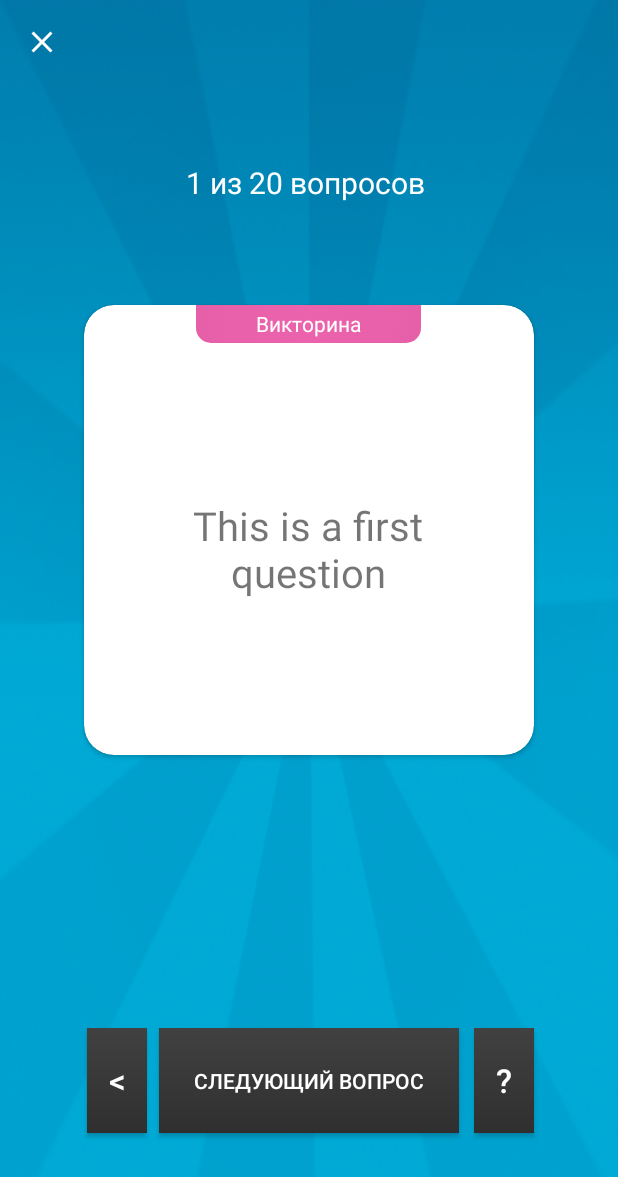
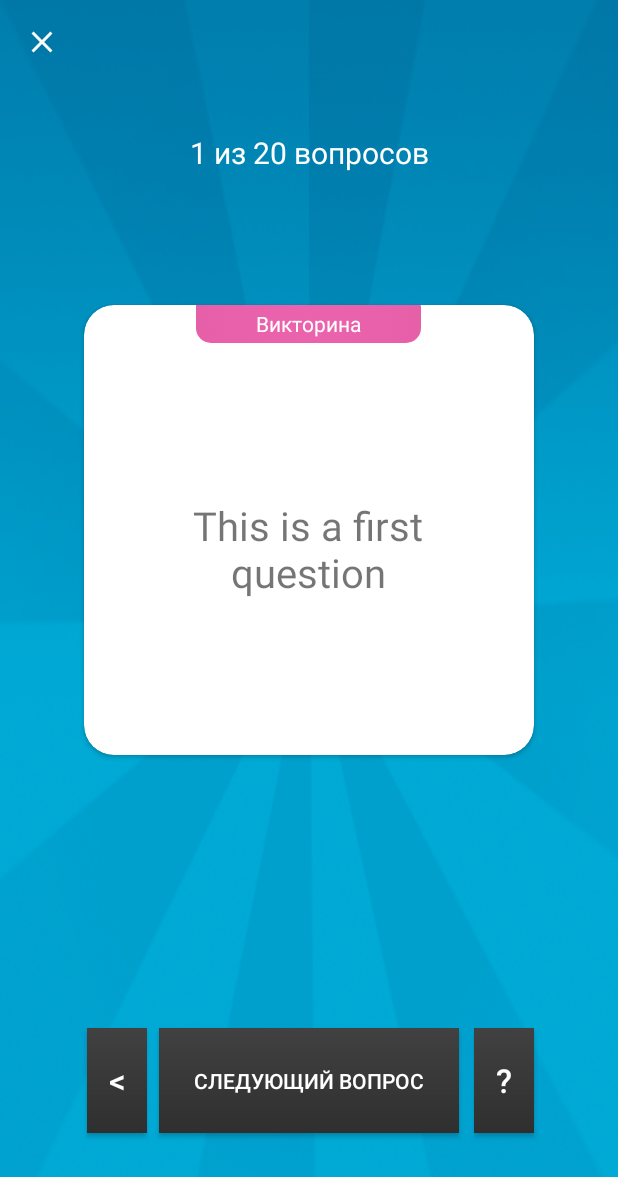
Before and after one commit to Zheil/Quiz, an Android app: the QuizGameActivity screen opened directly, with no data from a screen before it, on a phone screen of 412 x 824 dp. Shown: the top 1177 px of the screen. Run offline under Robolectric (Android 15) with nearby library versions, the phone set to English and light mode, and no system bars; our stand-ins replace EventBus; libraries missing offline, so code that uses them is left out: com.arellomobile.mvp, com.bigkoo.svprogresshud, com.daimajia.androidanimations, com.jaeger.library, com.jakewharton.rxbinding2; 6 statements that could not run were skipped.

Commit message:
fixed center title

```diff
--- a/app/src/main/res/layout/activity_main.xml
+++ b/app/src/main/res/layout/activity_main.xml
@@ -20,15 +20,11 @@
         android:id="@+id/tvProgress"
         android:layout_width="wrap_content"
         android:layout_height="wrap_content"
-        android:layout_marginEnd="8dp"
-        android:layout_marginStart="40dp"
-        android:layout_marginTop="40dp"
         android:text="1 из 20 вопросов"
         android:textColor="#fff"
         android:textSize="9pt"
         app:layout_constraintBottom_toTopOf="@+id/cardQuestionQuiz"
         app:layout_constraintEnd_toEndOf="parent"
-        app:layout_constraintHorizontal_bias="0.411"
         app:layout_constraintStart_toStartOf="parent"
         app:layout_constraintTop_toTopOf="parent" />
 
```
